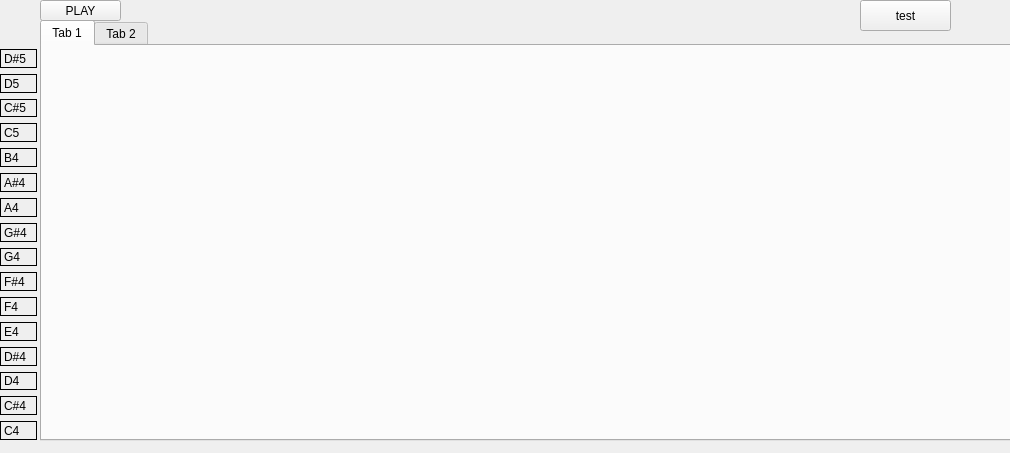
Before: the Qt Designer form qmake/app/mainwindow.ui in wooseokyourself/assn4, drawn with Qt 5.
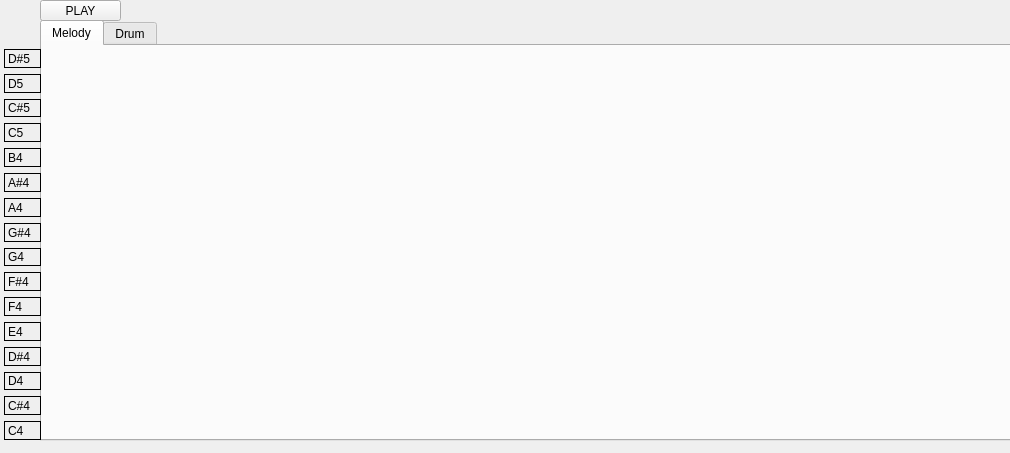
After: the same form once the commit is applied.

Diff of the .ui file:
```diff
--- a/qmake/app/mainwindow.ui
+++ b/qmake/app/mainwindow.ui
@@ -30,19 +30,19 @@
    </property>
    <widget class="QWidget" name="tab">
     <attribute name="title">
-     <string>Tab 1</string>
+     <string>Melody</string>
     </attribute>
    </widget>
    <widget class="QWidget" name="tab_2">
     <attribute name="title">
-     <string>Tab 2</string>
+     <string>Drum</string>
     </attribute>
    </widget>
   </widget>
   <widget class="QWidget" name="verticalLayoutWidget">
    <property name="geometry">
     <rect>
-     <x>0</x>
+     <x>4</x>
      <y>49</y>
      <width>37</width>
      <height>391</height>
@@ -224,19 +224,6 @@
     <string>PLAY</string>
    </property>
   </widget>
-  <widget class="QPushButton" name="pushButton">
-   <property name="geometry">
-    <rect>
-     <x>860</x>
-     <y>0</y>
-     <width>91</width>
-     <height>31</height>
-    </rect>
-   </property>
-   <property name="text">
-    <string>test</string>
-   </property>
-  </widget>
  </widget>
  <resources/>
  <connections>
```
Left out of the diff: 19 changed lines with no effect on the pictures.
